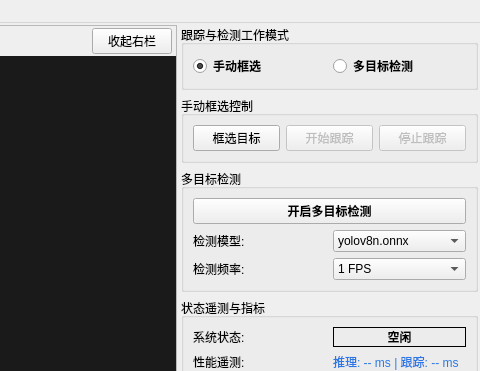
Above: mainwindow.ui from soranokiseki1437/nanhu_RGB_PTZ before the change; both pictures show x 880 to 1360 and y 0 to 371 of the 1360 by 860 pixel window. Below: the same form after it.
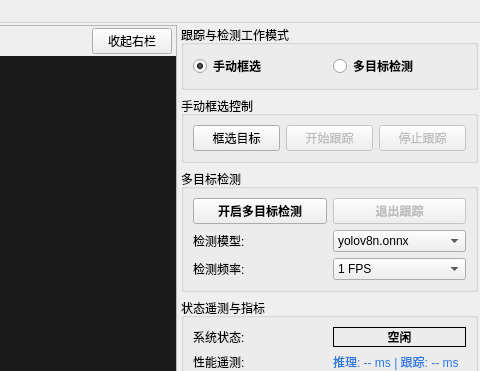
That is the form after the change.

Commit message: fix(ui): robust multi-level model discovery and add exit tracking button in mot mode

Patch:
```diff
--- a/mainwindow.ui
+++ b/mainwindow.ui
@@ -913,7 +913,7 @@
           <string>多目标检测</string>
          </property>
          <layout class="QGridLayout" name="gridLayout_mot">
-          <item row="0" column="0" colspan="2">
+          <item row="0" column="0">
            <widget class="QPushButton" name="btnAutoDetect">
             <property name="font">
              <font>
@@ -928,6 +928,21 @@
             </property>
            </widget>
           </item>
+          <item row="0" column="1">
+            <widget class="QPushButton" name="btnMotTrackStop">
+             <property name="enabled">
+              <bool>false</bool>
+             </property>
+             <property name="font">
+              <font>
+               <bold>true</bold>
+              </font>
+             </property>
+             <property name="text">
+              <string>退出跟踪</string>
+             </property>
+            </widget>
+          </item>
           <item row="1" column="0">
            <widget class="QLabel" name="labelModel">
             <property name="text">
```
The commit also changes 8 other files.
